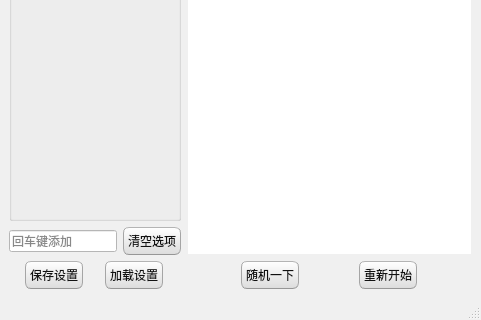
Before: the Qt Designer form ui/random_recipe2.ui in zhenda-hub/random_recipe, drawn with Qt 5; both pictures show x 0 to 481 and y 162 to 482 of the 481 by 482 pixel window.
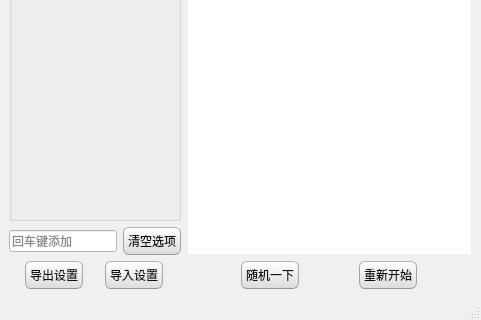
After: the same form once the commit is applied.

Commit message: 修改按钮显示

What changed in the file:
```diff
--- a/ui/random_recipe2.ui
+++ b/ui/random_recipe2.ui
@@ -554,7 +554,7 @@
              </sizepolicy>
             </property>
             <property name="text">
-             <string>保存设置</string>
+             <string>导出设置</string>
             </property>
            </widget>
           </item>
@@ -567,7 +567,7 @@
              </sizepolicy>
             </property>
             <property name="text">
-             <string>加载设置</string>
+             <string>导入设置</string>
             </property>
            </widget>
           </item>
```
The commit also changes 1 other file.
